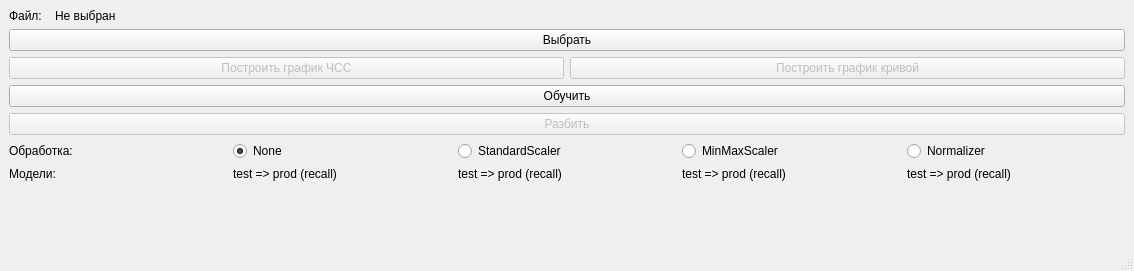
Before: the Qt Designer form main.ui in PritOriginal/ECG, drawn with Qt 5.
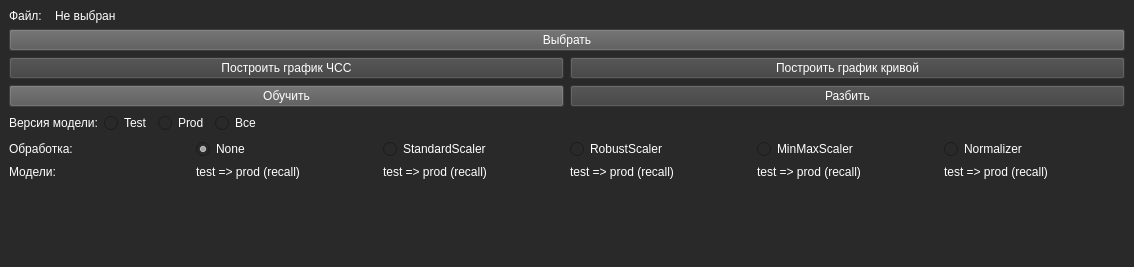
After: the same form once the commit is applied.

```diff
--- a/main.ui
+++ b/main.ui
@@ -7,11 +7,35 @@
     <x>0</x>
     <y>0</y>
     <width>1134</width>
-    <height>271</height>
+    <height>267</height>
    </rect>
   </property>
+  <property name="sizePolicy">
+   <sizepolicy hsizetype="Maximum" vsizetype="Maximum">
+    <horstretch>0</horstretch>
+    <verstretch>0</verstretch>
+   </sizepolicy>
+  </property>
   <property name="windowTitle">
-   <string>MainWindow</string>
+   <string>ЭКГ</string>
+  </property>
+  <property name="styleSheet">
+   <string notr="true">QMainWindow,
+QWidget {
+	background-color: rgb(41, 41, 41);
+}
+QLabel,
+QRadioButton,
+QPushButton {
+	color: #fff
+}
+QPushButton {
+	background-color: rgb(87, 87, 87);
+}
+QPushButton:disabled {
+	
+	background-color: rgb(62, 62, 62);
+}</string>
   </property>
   <widget class="QWidget" name="centralwidget">
    <layout class="QVBoxLayout" name="verticalLayout">
@@ -86,6 +110,8 @@
      </layout>
     </item>
     <item>
+     <layout class="QHBoxLayout" name="horizontalLayout_6">
+      <item>
      <widget class="QPushButton" name="learnBtn">
       <property name="text">
        <string>Обучить</string>
@@ -102,6 +128,56 @@
       </property>
      </widget>
     </item>
+     </layout>
+    </item>
+    <item>
+     <layout class="QHBoxLayout" name="horizontalLayout_5">
+      <item>
+       <widget class="QLabel" name="label_9">
+        <property name="text">
+         <string>Версия модели:</string>
+        </property>
+       </widget>
+      </item>
+      <item>
+       <widget class="QRadioButton" name="radBtnVersionModelTest">
+        <property name="text">
+         <string>Test</string>
+        </property>
+       </widget>
+      </item>
+      <item>
+       <widget class="QRadioButton" name="radBtnVersionModelProd">
+        <property name="text">
+         <string>Prod</string>
+        </property>
+        <property name="checked">
+         <bool>true</bool>
+        </property>
+       </widget>
+      </item>
+      <item>
+       <widget class="QRadioButton" name="radBtnVersionModelAll">
+        <property name="text">
+         <string>Все</string>
+        </property>
+       </widget>
+      </item>
+      <item>
+       <spacer name="horizontalSpacer">
+        <property name="orientation">
+         <enum>Qt::Orientation::Horizontal</enum>
+        </property>
+        <property name="sizeHint" stdset="0">
+         <size>
+          <width>40</width>
+          <height>20</height>
+         </size>
+        </property>
+       </spacer>
+      </item>
+     </layout>
+    </item>
     <item>
      <layout class="QHBoxLayout" name="horizontalLayout_4">
       <item>
@@ -128,6 +204,13 @@
         </property>
        </widget>
       </item>
+      <item>
+       <widget class="QRadioButton" name="prepRadBtnRobustScaler">
+        <property name="text">
+         <string>RobustScaler</string>
+        </property>
+       </widget>
+      </item>
       <item>
        <widget class="QRadioButton" name="prepRadBtnMinMaxScaler">
         <property name="text">
@@ -181,6 +264,13 @@
         </property>
        </widget>
       </item>
+      <item>
+       <widget class="QLabel" name="label_8">
+        <property name="text">
+         <string>test =&gt; prod (recall)</string>
+        </property>
+       </widget>
+      </item>
      </layout>
     </item>
     <item>
```
Left out of the diff: 3 changed lines with no effect on the pictures. Lines whose indentation alone changed are shown as unchanged.
